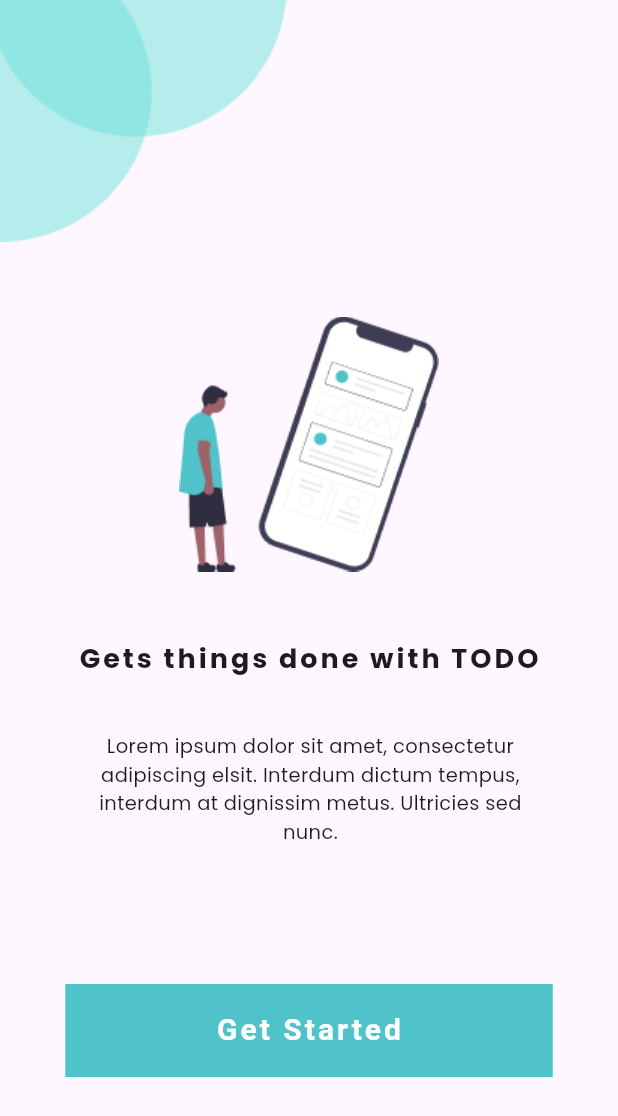
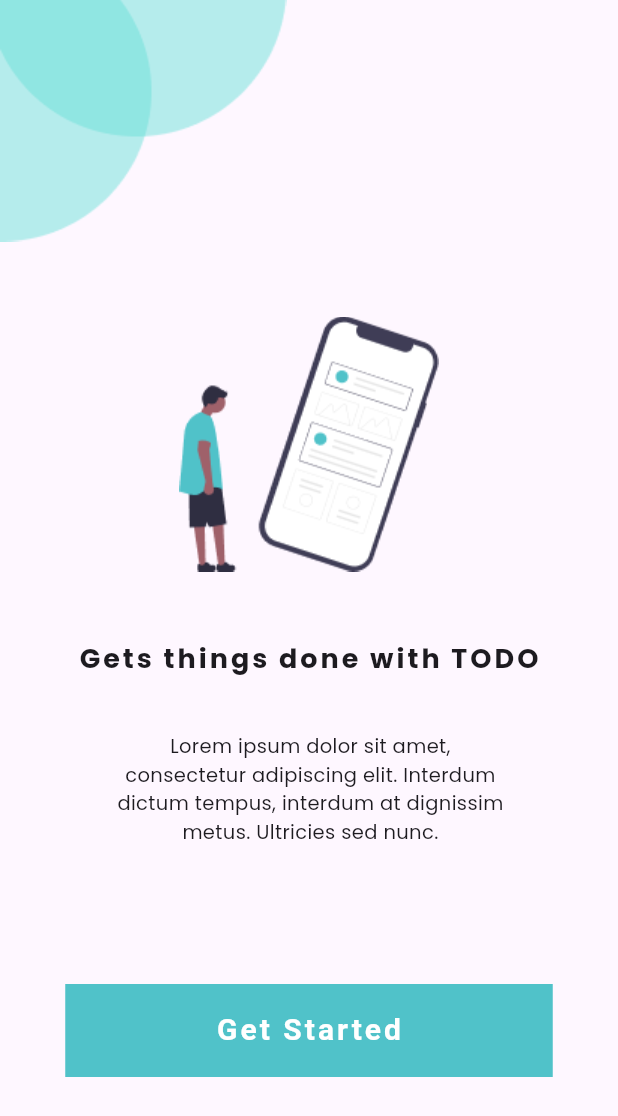
Before and after one commit to mazdon9/todo_app, a Flutter app: the screen it shows after launch, on a phone screen of 412 x 824 dp. Shown: the top 1116 px of the screen. Run offline on Flutter 3.47's test engine with Material 3 defaults, Android fonts, the phone set to English and light mode, and no system bars.

Commit message:
message: fix text Splash Screen

```diff
--- a/lib/main.dart
+++ b/lib/main.dart
@@ -54,7 +54,10 @@ class TodoApp extends StatelessWidget {
           Padding(
             padding: const EdgeInsets.only(left: 48.0, right: 46.0),
             child: Text(
-              'Lorem ipsum dolor sit amet, consectetur adipiscing elsit. Interdum dictum tempus, interdum at dignissim metus. Ultricies sed nunc.',
+              'Lorem ipsum dolor sit amet,\n'
+              'consectetur adipiscing elit. Interdum\n'
+              'dictum tempus, interdum at dignissim\n'
+              'metus. Ultricies sed nunc.',
               textAlign: TextAlign.center, // Canh trái văn bản
               style: TextStyle(
                 fontFamily: 'Poppins',
```
